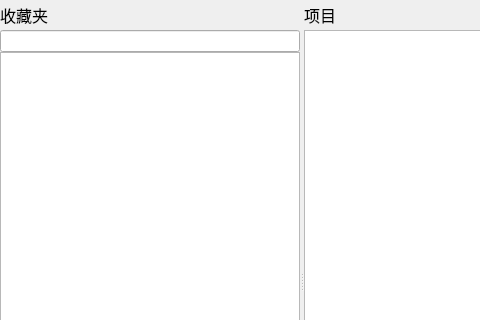
Old version of the form MuseLog/ui/tab_favorites.ui in the repository super999/MetaStoryBoard; both pictures show x 0 to 480 and y 0 to 320 of the 1010 by 582 pixel window.
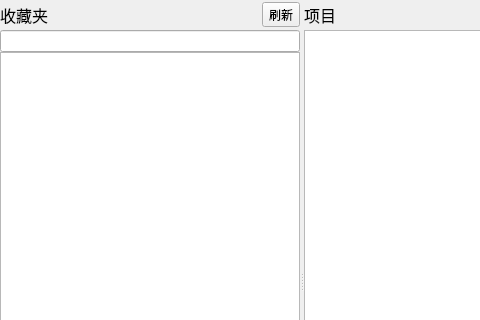
New version of the form.

Commit message: 重构 FavoritesStore 以实现单例模式，优化收藏夹管理；在 TabFavoritesWidget 中添加刷新按钮及其功能，改进用户体验

```diff
--- a/MuseLog/ui/tab_favorites.ui
+++ b/MuseLog/ui/tab_favorites.ui
@@ -14,7 +14,7 @@
    <string>收藏夹</string>
   </property>
   <property name="styleSheet">
-   <string notr="true"> QWidget #wid {
+   <string notr="true"> QWidget #11 {
        border: 1px solid #d3d3d3;
  }</string>
   </property>
@@ -87,6 +87,24 @@
            <number>0</number>
           </property>
           <item>
+           <widget class="QWidget" name="widget_2" native="true">
+            <layout class="QHBoxLayout" name="horizontalLayout_2">
+             <property name="spacing">
+              <number>0</number>
+             </property>
+             <property name="leftMargin">
+              <number>0</number>
+             </property>
+             <property name="topMargin">
+              <number>0</number>
+             </property>
+             <property name="rightMargin">
+              <number>0</number>
+             </property>
+             <property name="bottomMargin">
+              <number>0</number>
+             </property>
+             <item>
            <widget class="QLabel" name="label">
             <property name="minimumSize">
              <size>
@@ -102,6 +120,29 @@
             <property name="text">
              <string>收藏夹</string>
             </property>
+              </widget>
+             </item>
+             <item>
+              <spacer name="horizontalSpacer_2">
+               <property name="orientation">
+                <enum>Qt::Horizontal</enum>
+               </property>
+               <property name="sizeHint" stdset="0">
+                <size>
+                 <width>40</width>
+                 <height>20</height>
+                </size>
+               </property>
+              </spacer>
+             </item>
+             <item>
+              <widget class="QToolButton" name="btnRefresh">
+               <property name="text">
+                <string>刷新</string>
+               </property>
+              </widget>
+             </item>
+            </layout>
            </widget>
           </item>
           <item>
```
Lines whose indentation alone changed are shown as unchanged. The commit also changes 3 other files.
